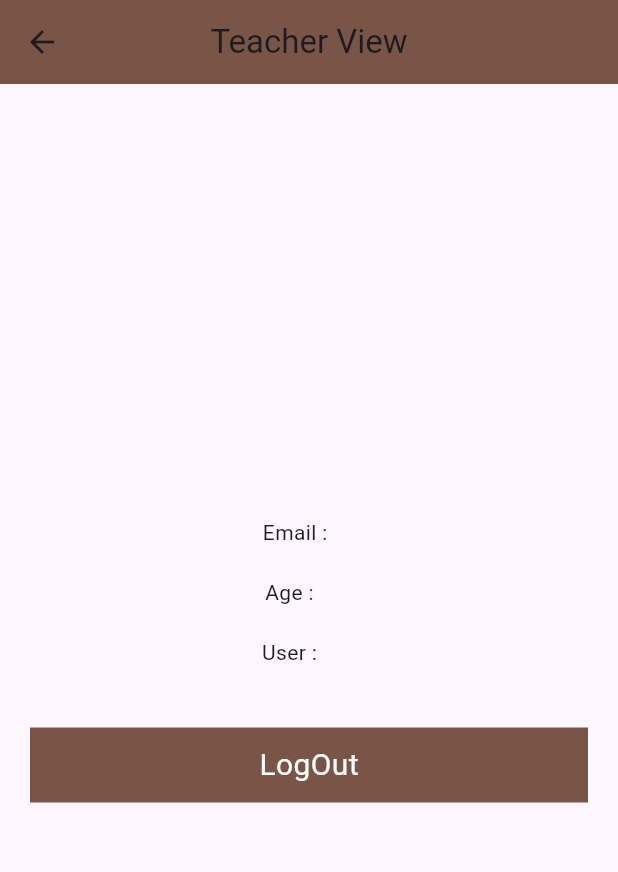
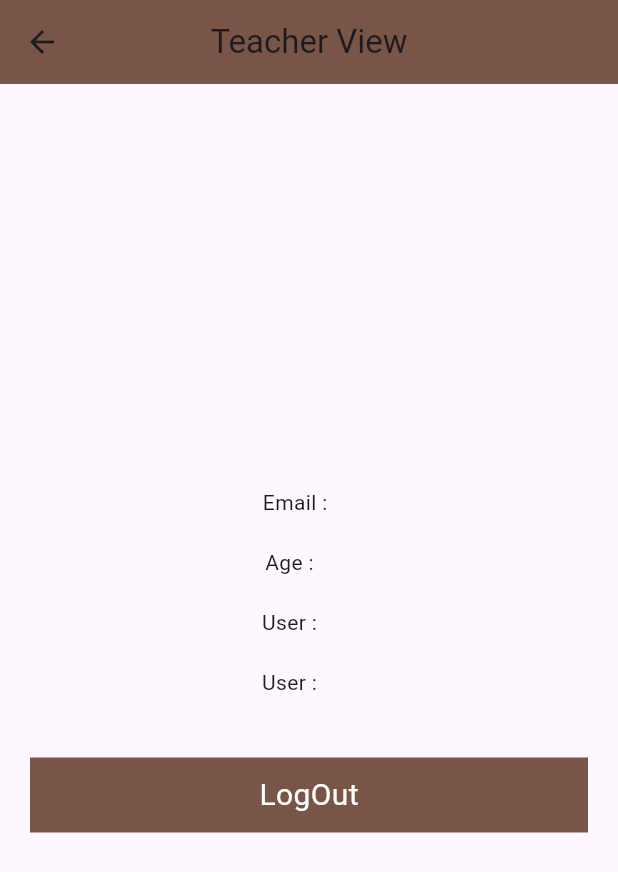
Before and after one commit to HunzlaShafiq/Ch9, a Flutter app: the teacherView screen opened by its route, on a phone screen of 412 x 824 dp. Shown: the top 872 px of the screen. Run offline on Flutter 3.47's test engine with Material 3 defaults, Android fonts, the phone set to English and light mode, and no system bars; our stand-ins replace shared_preferences; accounts and stored records are empty.

Commit message:
changes done

```diff
--- a/lib/teacher.dart
+++ b/lib/teacher.dart
@@ -55,6 +55,9 @@ class _teacherViewState extends State<teacherView> {
             const SizedBox(height: 20,),
             Text('User :       $userType'),
             const SizedBox(height: 20,),
+            Text('User :       $userType'),
+            const SizedBox(height: 20,),
+
 
             const SizedBox(height: 20,),
             InkWell(
```
